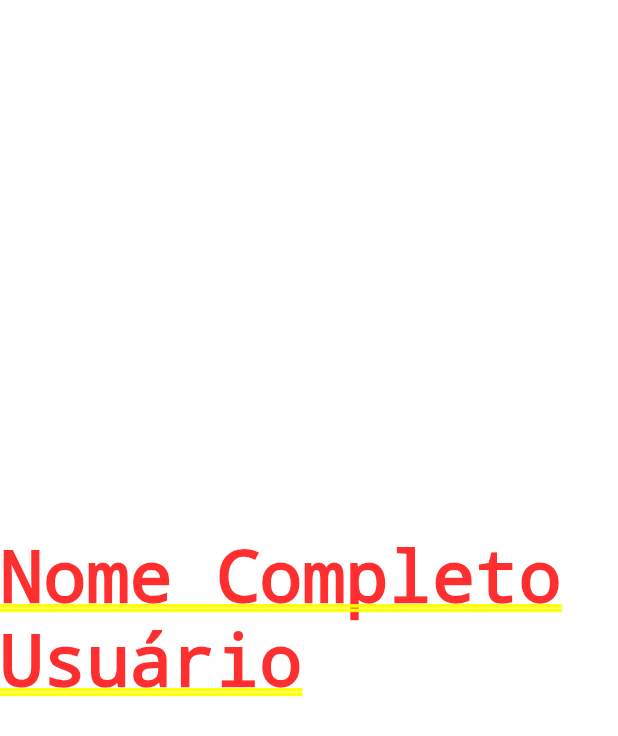
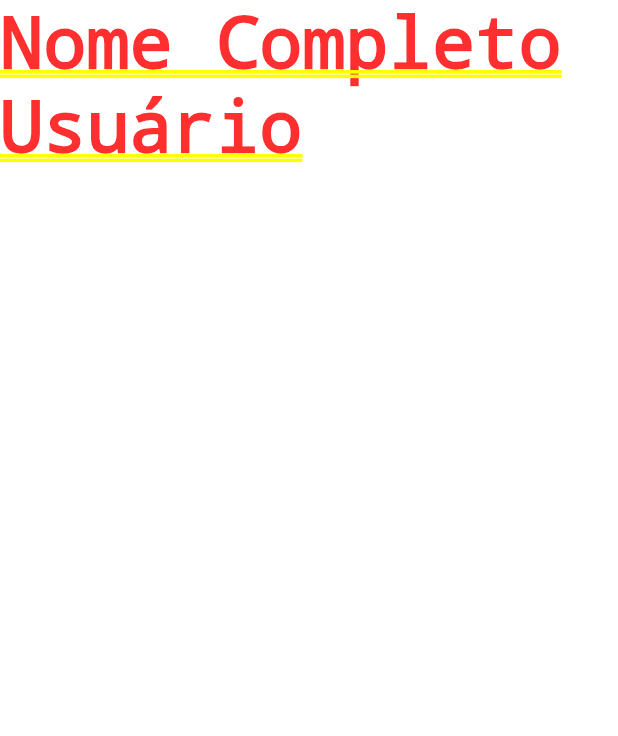
Before and after one commit to felipeabreu86/flutter_delivery_app_clean_arch, a Flutter app: the screen it shows after launch, on a phone screen of 412 x 824 dp. Shown: the top 736 px of the screen. Run offline on Flutter 3.47's test engine with Material 2 defaults, Android fonts, the phone set to English and light mode, and no system bars; our stand-ins replace bloc, bloc_concurrency, dio, equatable, flutter_bloc, flutter_hooks and 2 more.

```diff
--- a/lib/src/config/routes/app_routes.dart
+++ b/lib/src/config/routes/app_routes.dart
@@ -1,11 +1,17 @@
 import 'package:flutter/material.dart';
+import 'package:flutter_delivery_app_clean_arch/src/core/utils/constants.dart';
+import 'package:flutter_delivery_app_clean_arch/src/presentation/views/login/login_view.dart';
 import 'package:flutter_delivery_app_clean_arch/src/presentation/views/startup/startup_view.dart';
 
 Route onGenerateRoutes(RouteSettings settings) {
   switch (settings.name) {
-    case '/':
+    case kInitialRoute:
       return _materialRoute(
         const StartupScreen(),
+      );
+    case kLoginScreenRoute:
+      return _materialRoute(
+        const LoginScreen(),
       );
   }
   throw Exception("Page not found.");
--- a/lib/src/core/utils/constants.dart
+++ b/lib/src/core/utils/constants.dart
@@ -1,3 +1,6 @@
 // App
+const String kAppTitle = "Food Delivery";
 
-const String kAppTitle = "Food Delivery";
+// Routes
+const String kInitialRoute = "/";
+const String kLoginScreenRoute = "/LoginScreen";
--- a/lib/src/presentation/views/startup/startup_view.dart
+++ b/lib/src/presentation/views/startup/startup_view.dart
@@ -2,26 +2,17 @@ import 'package:flutter/cupertino.dart';
 import 'package:flutter/material.dart';
 import 'package:flutter_bloc/flutter_bloc.dart';
 import 'package:flutter_delivery_app_clean_arch/src/presentation/blocs/remote_firebase/remote_firebase_bloc.dart';
+import 'package:flutter_hooks/flutter_hooks.dart';
 import 'package:ionicons/ionicons.dart';
 
-class StartupScreen extends StatefulWidget {
+class StartupScreen extends HookWidget {
   const StartupScreen({Key? key}) : super(key: key);
 
-  @override
-  _StartupScreenState createState() => _StartupScreenState();
-}
-
-class _StartupScreenState extends State<StartupScreen> {
   @override
   Widget build(BuildContext context) {
     return Container(
       color: Colors.white,
-      child: Center(child: _buildBody()),
-    );
-  }
-
-  Widget _buildBody() {
-    return BlocBuilder<RemoteFirebaseBloc, RemoteFirebaseState>(
+      child: BlocBuilder<RemoteFirebaseBloc, RemoteFirebaseState>(
         builder: (_, state) {
           if (state is RemoteFirebaseInitial) {
             return const Center(child: CupertinoActivityIndicator());
@@ -30,9 +21,10 @@ class _StartupScreenState extends State<StartupScreen> {
           } else if (state is RemoteFirebaseDone) {
             return Text(state.user?.fullName ?? '');
           } else {
-          return const SizedBox();
+            return const Center(child: Icon(Ionicons.bug_outline));
           }
         },
+      ),
     );
   }
 }
--- a/pubspec.yaml
+++ b/pubspec.yaml
@@ -19,6 +19,7 @@ dependencies:
   flutter_bloc: ^8.0.1
   dio: ^4.0.4
   ionicons: ^0.1.2
+  flutter_hooks: ^0.18.2+1
 
 dev_dependencies:
   flutter_test:
```
Also changed, not shown: lib/src/presentation/views/login/login_view.dart (+11 -0 lines). Lines whose indentation alone changed are shown as unchanged.
